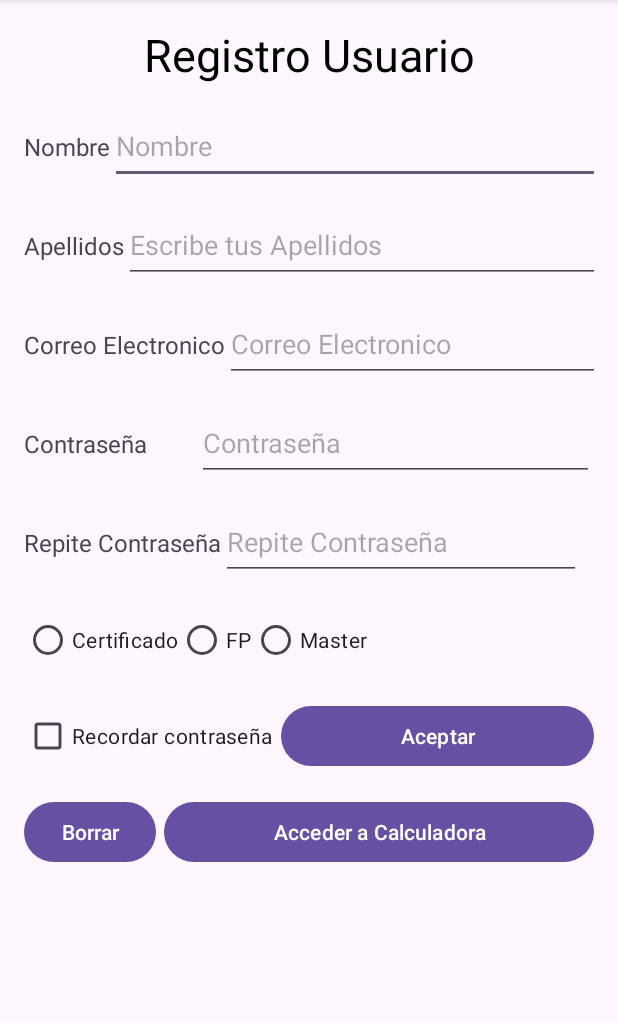
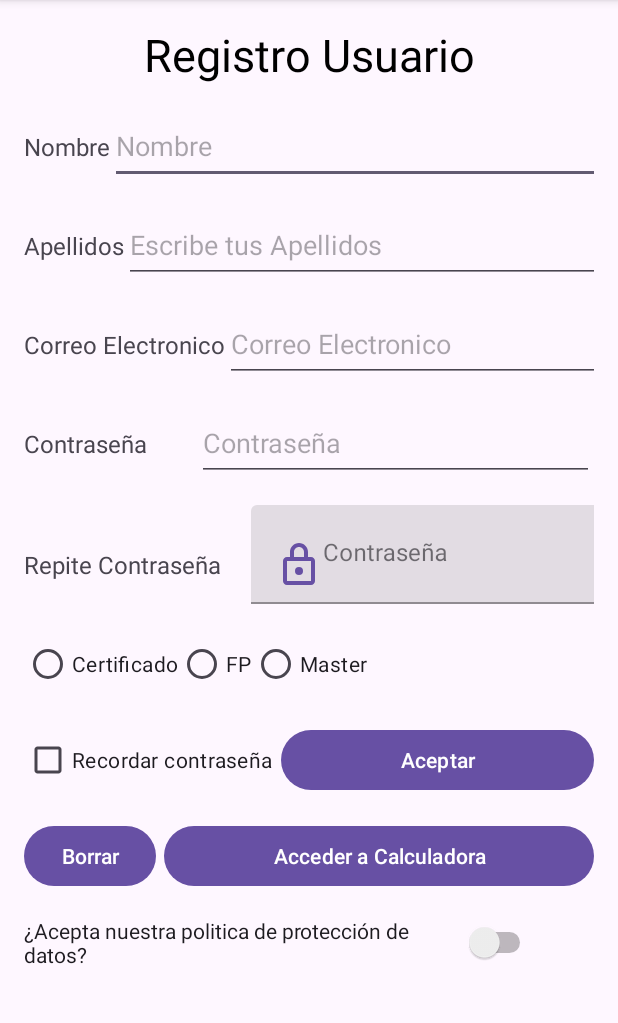
Before and after one commit to belen579/EX_EV1, an Android app: the MainActivity screen opened directly, with no data from a screen before it, on a phone screen of 412 x 824 dp, the part 96-1119 px from its top. Run offline under Robolectric (Android 15) with nearby library versions, the phone set to English and light mode, and no system bars.

Commit message:
Cambios en el formulario

```diff
--- a/app/src/main/java/com/example/ex_ev1/MainActivity.kt
+++ b/app/src/main/java/com/example/ex_ev1/MainActivity.kt
@@ -2,6 +2,7 @@ package com.example.ex_ev1
 
 import android.content.Intent
 import android.content.res.Resources
+import android.graphics.Color
 import android.os.Bundle
 import android.provider.Settings.Global.getString
 import android.widget.Toast
@@ -10,6 +11,8 @@ import androidx.appcompat.app.AppCompatActivity
 
 import com.example.ex_ev1.databinding.ActivityMainBinding
 import com.google.android.material.snackbar.Snackbar
+import java.io.Serializable
+
 
 class MainActivity : AppCompatActivity() {
 
@@ -20,8 +23,15 @@ class MainActivity : AppCompatActivity() {
         super.onCreate(savedInstanceState)
         setContentView(R.layout.activity_main)
 
+
+
         binding = ActivityMainBinding.inflate(layoutInflater)
         setContentView(binding.root)
+
+        val drawable = getDrawable(R.drawable.vector)
+
+
+        binding.etUserEmail?.setCompoundDrawablesWithIntrinsicBounds(drawable,null, null, null)
 
         var nombre: String? = null
         var apellidos: String? = null
@@ -38,12 +48,16 @@ class MainActivity : AppCompatActivity() {
 
         binding.aceptar.setOnClickListener() {
 
+            binding.aceptar.text= "Validado"
+            binding.aceptar.setBackgroundColor(Color.parseColor("#88C68B"))
+
             if (binding.fp.isChecked) {
                 formulario.nombre = binding.editTextName.text.toString()
                 formulario.apellidos = binding.apellidostext.text.toString()
                 formulario.email = binding.editTextEmail.text.toString()
                 formulario.contraseña = binding.textocon?.text.toString()
                 formulario.titulo = binding.fp.text.toString()
+                formulario = ((Formulario( formulario.nombre, formulario.apellidos,   formulario.email, formulario.contraseña, formulario.titulo)as? Formulario)!!)
 
                showalert(formulario)
 
@@ -65,6 +79,8 @@ class MainActivity : AppCompatActivity() {
 
                 formulario.titulo = binding.certificado.text.toString()
 
+                formulario = ((Formulario( formulario.nombre, formulario.apellidos,   formulario.email, formulario.contraseña, formulario.titulo)as? Formulario)!!)
+
                 showalert(formulario)
 
             /*    val intent = Intent(this, MainActivity2::class.java);
@@ -80,6 +96,8 @@ class MainActivity : AppCompatActivity() {
                 formulario.contraseña = binding.textocon?.text.toString()
 
                 formulario.titulo = binding.master.text.toString()
+
+                formulario = ((Formulario( formulario.nombre, formulario.apellidos,   formulario.email, formulario.contraseña, formulario.titulo)as? Formulario)!!)
 
                 showalert(formulario)
 
@@ -102,7 +120,7 @@ class MainActivity : AppCompatActivity() {
             binding.apellidostext.text=null
             binding.editTextEmail.text=null
             binding.textocon?.text=null
-            binding.textocontraseA2.text=null
+            binding.textocontraseA2?.text=null
 
 
             binding.certificado.isChecked= false
@@ -125,7 +143,7 @@ class MainActivity : AppCompatActivity() {
 
     }
 
-    data class Formulario(
+    data class Formulario (
         var nombre: String?,
         var apellidos: String?,
         var email: String?,
@@ -133,7 +151,7 @@ class MainActivity : AppCompatActivity() {
         var titulo: String?
 
 
-    ) {
+    ) :Serializable {
         override fun toString(): String {
 
 
@@ -157,7 +175,7 @@ class MainActivity : AppCompatActivity() {
 
 
             val intent = Intent(this, MainActivity2::class.java);
-            intent.putExtra("Formulario",  "Data : \n $formulario ")
+            intent.putExtra("Formulario",  formulario)
             startActivity(intent)
 
 
--- a/app/src/main/java/com/example/ex_ev1/MainActivity2.kt
+++ b/app/src/main/java/com/example/ex_ev1/MainActivity2.kt
@@ -13,9 +13,12 @@ class MainActivity2 : AppCompatActivity() {
 
 
         val intent = intent
-        val textorecibido = intent.getStringExtra("Formulario")
+        val textorecibido = intent?.getSerializableExtra("Formulario")as? MainActivity.Formulario
 
         val textView = findViewById<TextView>(R.id.finaltextview)
-        textView.text=textorecibido
+        if (textorecibido != null) {
+            textView.text="Nombre :"+textorecibido.nombre.toString() +"\n" + "Apellidos :"+ textorecibido.apellidos.toString()+"\n"+ "Email :"+ textorecibido.email.toString()+"\n"+
+                    "Contraseña :" +textorecibido.contraseña.toString()+"\n" +"Titulo :" +textorecibido.titulo.toString()
+        }
     }
 }
--- /dev/null
+++ b/app/src/main/res/drawable/vector.xml
@@ -0,0 +1,13 @@
+<?xml version="1.0" encoding="utf-8"?>
+<vector xmlns:android="http://schemas.android.com/apk/res/android"
+    android:width="32dp"
+    android:height="32dp"
+    android:viewportWidth="24"
+    android:viewportHeight="24">
+    <path
+        android:fillColor="?android:attr/colorPrimary"
+        android:pathData="M12,15m-2,0a2,2 0,1 1,4 0a2,2 0,1 1,-4 0"/>
+    <path
+        android:fillColor="?android:attr/colorPrimary"
+        android:pathData="M18,8h-1.5V5.5C16.5,3.01 14.49,1 12,1S7.5,3.01 7.5,5.5V8H6c-1.1,0 -2,0.9 -2,2v10c0,1.1 0.9,2 2,2h12c1.1,0 2,-0.9 2,-2V10C20,8.9 19.1,8 18,8zM9.5,5.5C9.5,4.12 10.62,3 12,3c1.38,0 2.5,1.12 2.5,2.5V8h-5V5.5zM18,20H6V10h1.5h9H18V20z"/>
+</vector>
--- a/app/src/main/res/layout/activity_main.xml
+++ b/app/src/main/res/layout/activity_main.xml
@@ -8,7 +8,6 @@
 
 
     <ScrollView
-        xmlns:android="http://schemas.android.com/apk/res/android"
         android:layout_width="match_parent"
         android:layout_height="match_parent">
 
@@ -137,11 +136,13 @@
                 android:layout_width="240dp"
                 android:layout_height="50dp"
                 android:layout_weight="1"
+
                 android:hint="@string/contraseña"
                 android:inputType="textEmailAddress" />
         </LinearLayout>
 
         <LinearLayout
+            android:id="@+id/repitecontraseña2"
             android:layout_width="match_parent"
             android:layout_height="wrap_content"
             android:layout_marginBottom="16dp"
@@ -151,16 +152,36 @@
                 android:id="@+id/repitecontraseña"
                 android:layout_width="wrap_content"
                 android:layout_height="35dp"
+
                 android:text="@string/repitecontraseña"
-                android:textSize="16sp" />
+                android:textSize="16sp"
+                android:layout_marginRight="20dp"
+                app:layout_constraintVertical_bias="0.5"/>
 
-            <EditText
-                android:id="@+id/textocontraseña2"
-                android:layout_width="240dp"
-                android:layout_height="50dp"
+            <com.google.android.material.textfield.TextInputLayout
+                android:id="@+id/til_user_email"
+                android:layout_width="300dp"
+                android:layout_height="wrap_content"
+                android:layout_marginTop="0dp"
+                android:text="@string/contraseña"
 
-                android:hint="@string/repitecontraseña"
-                android:inputType="textEmailAddress" />
+
+                style="@style/Widget.MaterialComponents.TextInputLayout.FilledBox"
+                app:layout_constraintVertical_bias="0.5"
+
+                app:layout_constraintEnd_toEndOf="parent"
+
+               >
+
+                <com.google.android.material.textfield.TextInputEditText
+                    android:id="@+id/et_user_email"
+                    android:layout_width="match_parent"
+                    android:layout_height="wrap_content"
+
+
+                    android:hint="@string/contraseña"
+                    android:inputType="textEmailAddress" />
+            </com.google.android.material.textfield.TextInputLayout> />
         </LinearLayout>
 
 
@@ -220,6 +241,7 @@
 
 
         <LinearLayout
+
             android:id="@+id/botones"
             android:layout_width="match_parent"
             android:layout_height="wrap_content"
@@ -243,7 +265,30 @@
 
 
 
+
+
+
+
+        <Switch
+            android:id="@+id/round_up_switch"
+            android:layout_width="341dp"
+            android:layout_height="wrap_content"
+            android:checked="false"
+            android:text="@string/Acepta_politica"
+            app:layout_constraintEnd_toEndOf="parent"
+
+            app:layout_constraintTop_toBottomOf="@id/botones"
+            tools:ignore="UseSwitchCompatOrMaterialXml" />
+
+
+
+
+
     </LinearLayout>
+
+
+
+
 
     </ScrollView>
 
--- a/app/src/main/res/layout/activity_main2.xml
+++ b/app/src/main/res/layout/activity_main2.xml
@@ -45,5 +45,6 @@
         app:layout_constraintVertical_bias="0.484">
 
 
+
     </TextView>
 </androidx.constraintlayout.widget.ConstraintLayout>
--- a/app/src/main/res/values/strings.xml
+++ b/app/src/main/res/values/strings.xml
@@ -13,7 +13,7 @@
     <string name="si" translatable="true">si</string>
     <string name="Validado" translatable="true">Validado</string>
     <string name="Confirmacion" translatable="true">Confirmacion</string>
-    <string name="Desea_validar" translatable="true">Desea validar</string>
+    <string name="Desea_validar" translatable="true">¿Desea validar el formulario?</string>
     <string name="no" translatable="true">no</string>
     <string name="cancelado" translatable="true">Registro cancelado</string>
     <string name="Acerca_de" translatable="true">Acerca de la aplicación</string>
@@ -51,6 +51,8 @@
     <string name="Certificado">Certificado</string>
     <string name="string_fp">FP</string>
     <string name="Datosdelalumno"  translatable="true">Datos del alumno</string>
+    <string name="Acepta_politica">¿Acepta nuestra politica de protección de datos?</string>
+    <string name="hint_enter_email">Añade el email</string>
 
 
 </resources>
--- a/app/src/main/res/values/themes.xml
+++ b/app/src/main/res/values/themes.xml
@@ -9,7 +9,7 @@
         <item name="android:background">#DBDDDB</item>
         <item name="android:textColor">@color/black</item>
         <item name = "android:textStyle">bold</item>
-        <item name="android:textSize">20sp</item>
+        <item name="android:textSize">18sp</item>
 
     </style>
 
```
